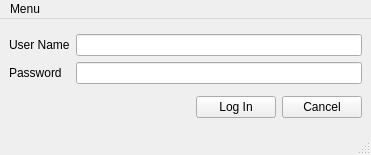
AlesKas/BAK, file DesktopQT/mainwindow.ui: the form before one commit.
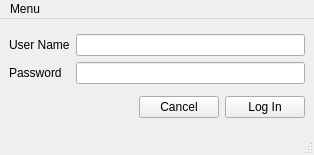
The form after the commit.

What changed in the file:
```diff
--- a/DesktopQT/mainwindow.ui
+++ b/DesktopQT/mainwindow.ui
@@ -6,7 +6,7 @@
    <rect>
     <x>0</x>
     <y>0</y>
-    <width>371</width>
+    <width>314</width>
     <height>155</height>
    </rect>
   </property>
@@ -62,13 +62,6 @@
         </property>
        </spacer>
       </item>
-      <item>
-       <widget class="QPushButton" name="btn_login">
-        <property name="text">
-         <string>Log In</string>
-        </property>
-       </widget>
-      </item>
       <item>
        <widget class="QPushButton" name="btn_cancel">
         <property name="text">
@@ -76,6 +69,13 @@
         </property>
        </widget>
       </item>
+      <item>
+       <widget class="QPushButton" name="btn_login">
+        <property name="text">
+         <string>Log In</string>
+        </property>
+       </widget>
+      </item>
      </layout>
     </item>
    </layout>
@@ -85,7 +85,7 @@
     <rect>
      <x>0</x>
      <y>0</y>
-     <width>371</width>
+     <width>314</width>
      <height>22</height>
     </rect>
    </property>
```
Left out of the diff: 5 changed lines with no effect on the pictures.
